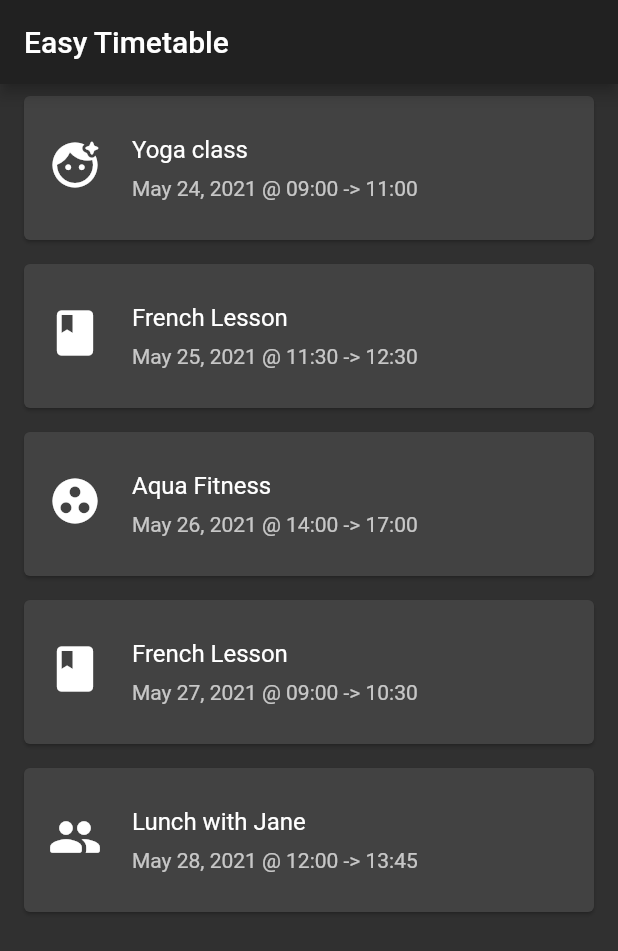
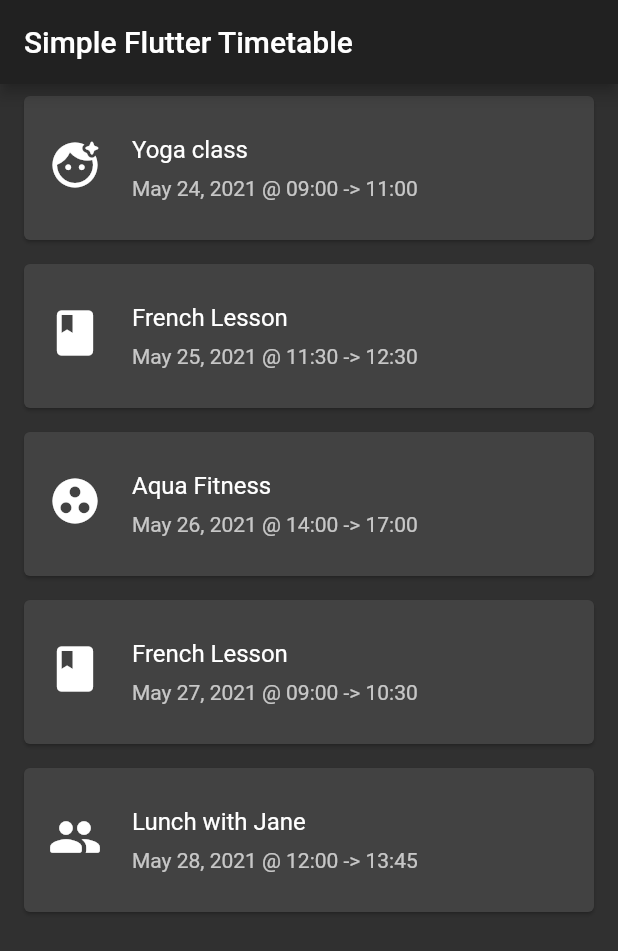
Before and after one commit to polilluminato/simple-flutter-timetable, a Flutter app: the screen it shows after launch, on a phone screen of 412 x 824 dp. Shown: the top 951 px of the screen. Run offline on Flutter 3.47's test engine with Material 2 defaults, Android fonts, the phone set to English and light mode, and no system bars.

Commit message:
fix: Little styling on the code

```diff
--- a/lib/pages/home_page.dart
+++ b/lib/pages/home_page.dart
@@ -10,15 +10,13 @@ class MyApp extends StatelessWidget {
   @override
   Widget build(BuildContext context) {
     return MaterialApp(
-      title: 'Easy Timetable',
+      title: 'Simple Flutter Timetable',
       debugShowCheckedModeBanner: false,
       theme: ThemeData(
         brightness: Brightness.dark,
-        primarySwatch: Colors.blue,
-        accentColor: Colors.red,
         visualDensity: VisualDensity.adaptivePlatformDensity,
       ),
-      home: MyHomePage(title: 'Easy Timetable'),
+      home: MyHomePage(title: 'Simple Flutter Timetable'),
     );
   }
 }
@@ -33,15 +31,17 @@ class MyHomePage extends StatefulWidget {
 
 class _MyHomePageState extends State<MyHomePage> {
 
+  Future<String> getJsonStringFromFile() async {
+    return await DefaultAssetBundle.of(context)
+        .loadString('assets/json/timetable.json');
+  }
+
   List<Appointment> parseJson(String response) {
     final parsed =
         json.decode(response.toString()).cast<Map<String, dynamic>>();
-    return parsed.map<Appointment>((json) => new Appointment.fromJson(json)).toList();
-  }
-
-  Future<String> getJsonStringFromFile() async {
-      return await DefaultAssetBundle.of(context)
-                .loadString('assets/json/timetable.json');
+    return parsed
+        .map<Appointment>((json) => new Appointment.fromJson(json))
+        .toList();
   }
 
   @override
@@ -61,7 +61,8 @@ class _MyHomePageState extends State<MyHomePage> {
                   child: new CircularProgressIndicator(),
                 ); // return a loader when there is not data
               } else {
-                List<Appointment> appointments = parseJson(snapshot.data.toString());
+                List<Appointment> appointments =
+                    parseJson(snapshot.data.toString());
                 return new AppointmentList(
                   appointments: appointments,
                 );
```
